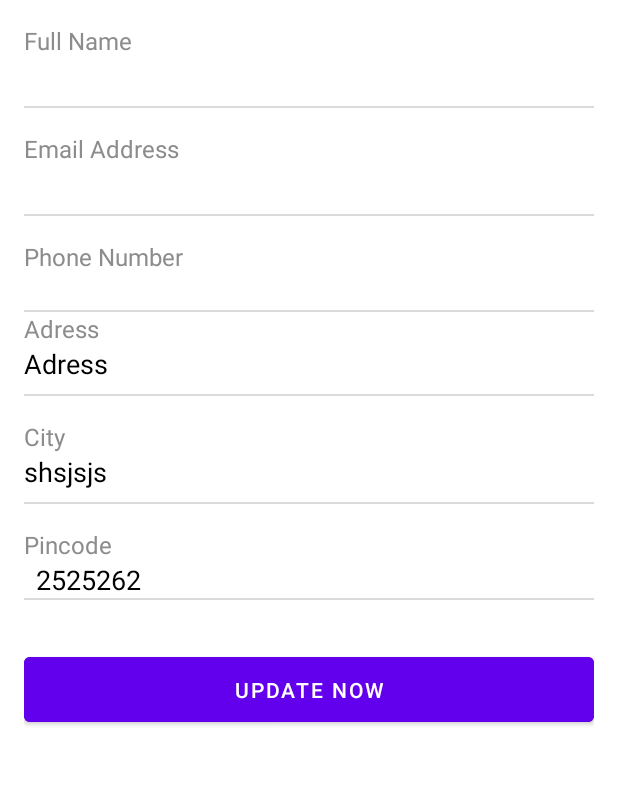
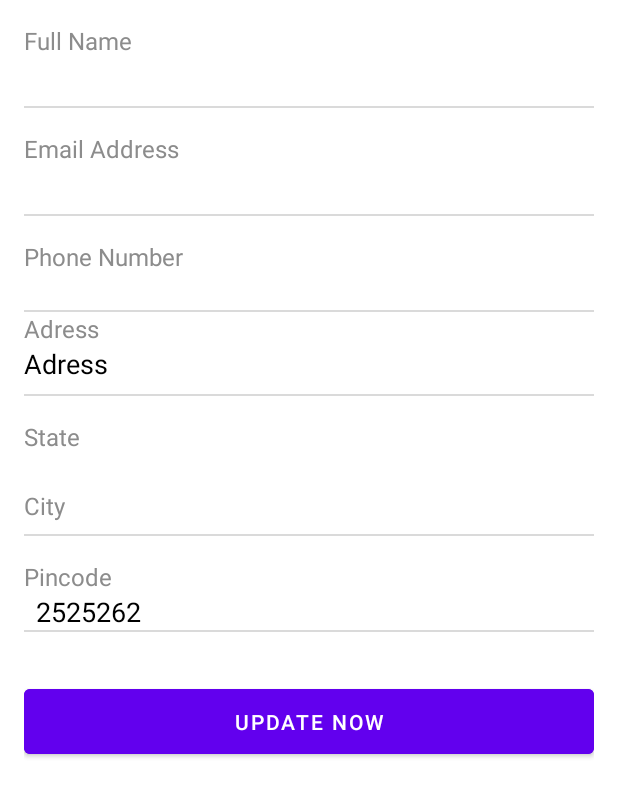
Before and after one commit to AkhleshKurmi/HoomDoot, an Android app: the UpdatefrofileActivity screen opened directly, with no data from a screen before it, on a phone screen of 412 x 824 dp. Shown: the top 797 px of the screen. Run offline under Robolectric (Android 15) with nearby library versions, the phone set to English and light mode, and no system bars.

Commit message:
resolving errors

```diff
--- a/app/src/main/res/layout/activity_updatefrofile.xml
+++ b/app/src/main/res/layout/activity_updatefrofile.xml
@@ -110,6 +110,24 @@
         android:layout_width="match_parent"
         android:layout_height="1dp"
         android:background="#DADADA" />
+    <TextView
+        android:id="@+id/tvStateLabel"
+        android:layout_width="wrap_content"
+        android:layout_height="wrap_content"
+        android:text="State"
+        android:textSize="16sp"
+        android:textColor="#8C8C8C"
+        android:layout_marginTop="16dp" />
+
+    <Spinner
+        android:id="@+id/spState"
+        android:layout_width="match_parent"
+        android:layout_height="wrap_content"
+        android:textSize="18sp"
+        android:textColor="#000000"
+        android:background="@android:color/transparent"
+        android:paddingBottom="8dp"
+        android:inputType="textEmailAddress" />
 
     <TextView
         android:id="@+id/tvCityLabel"
@@ -120,7 +138,7 @@
         android:textColor="#8C8C8C"
         android:layout_marginTop="16dp" />
 
-    <EditText
+    <Spinner
         android:id="@+id/etCity"
         android:layout_width="match_parent"
         android:layout_height="wrap_content"
```
Also changed, not shown: app/src/main/java/com/example/akhleshkumar/homedoot/activities/LoginActivity.kt (+0 -11 lines), app/src/main/java/com/example/akhleshkumar/homedoot/activities/UpdatefrofileActivity.kt (+101 -1 lines), app/src/main/java/com/example/akhleshkumar/homedoot/fragments/ProfileFragment.kt (+8 -8 lines).
